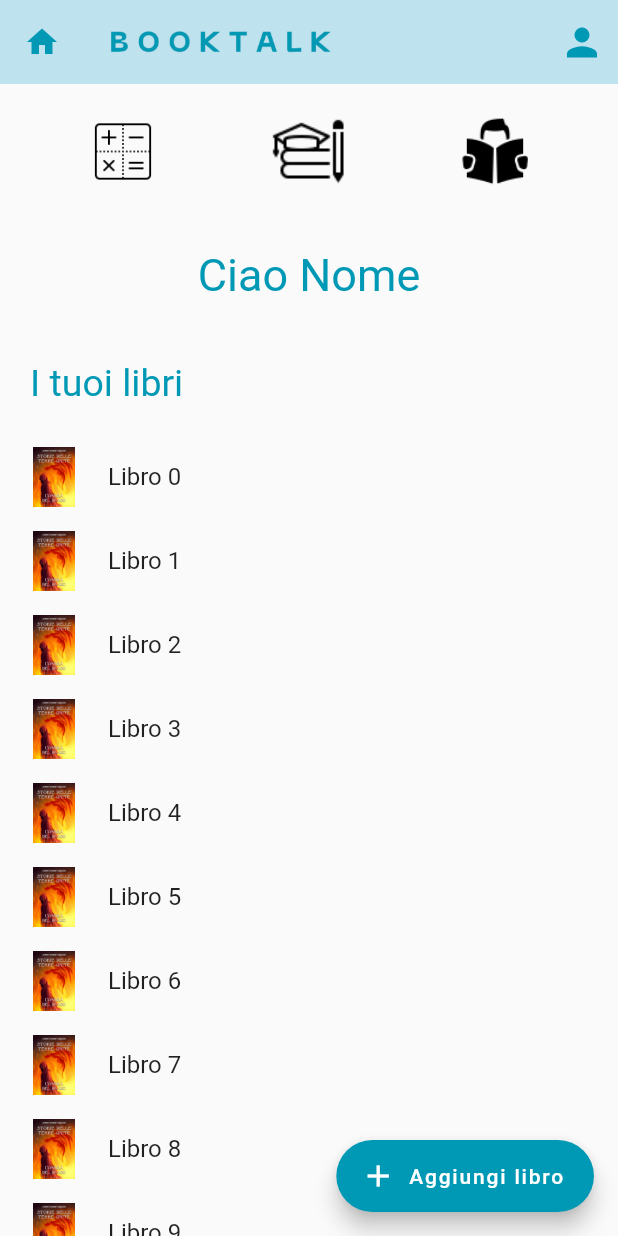
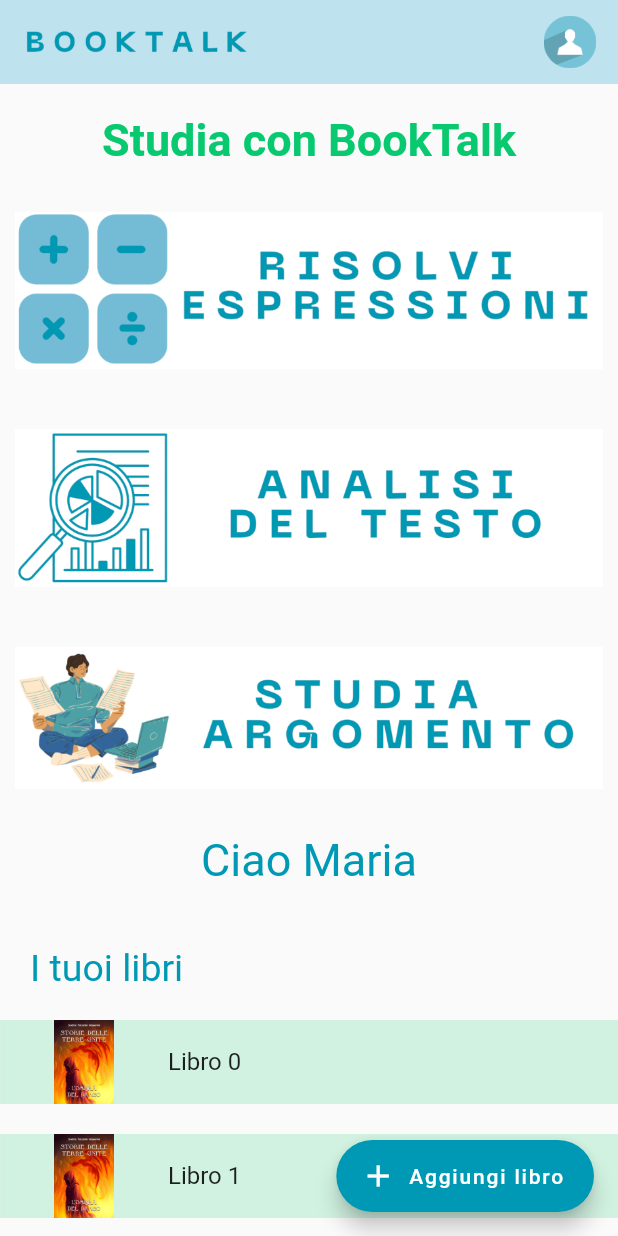
Before and after one commit to NapMarta/booktalk_app, a Flutter app: the Homepage screen opened directly, on a phone screen of 412 x 824 dp. Run offline on Flutter 3.47's test engine with Material 2 defaults, Android fonts, the phone set to English and light mode, and no system bars.

Commit message:
modifiche varie homepage

```diff
--- a/lib/homepage.dart
+++ b/lib/homepage.dart
@@ -8,7 +8,7 @@ class Homepage extends StatefulWidget {
 
 class _HomepageState extends State<Homepage> {
 
-  List<bool> showActions = List.generate(20, (index) => false);
+  List<bool> showActions = List.generate(15, (index) => false);
 
   @override
   Widget build(BuildContext context) {
@@ -23,21 +23,19 @@ class _HomepageState extends State<Homepage> {
             pinned: false,
             backgroundColor: Color(0xFFbee2ee),
             title: Image.asset('assets/BookTalk-scritta.png', width: 150),
-            leading: IconButton(
-              icon: Icon(Icons.home, color: Color(0xFF0099b5)),
-              onPressed: () {
-                // Azione da eseguire per tornare alla homepage
-              },
-            ),
+            automaticallyImplyLeading: false, // per rimuovere la freccia indietro
+
+            // ------ Pulsante Profilo ------
             actions: <Widget>[
-              IconButton(
-                icon: Icon(Icons.person, color: Color(0xFF0099b5), size: 30),
+              TextButton(
                 onPressed: () {
                   Navigator.of(context).push(
                     MaterialPageRoute(
                       builder: (context) => ProfileManagementPage(),
                     ),
-                  );                 },
+                  );
+                },
+                child: Image.asset('assets/person-icon.png', width: 35, height: 35),
               ),
             ],
           ),
@@ -46,38 +44,54 @@ class _HomepageState extends State<Homepage> {
           SliverToBoxAdapter(
             child: Container(
               padding: EdgeInsets.all(20),
-              child: Row(
+              child: Center(
+                child: Text(
+                  'Studia con BookTalk',
+                  style: TextStyle(fontSize: 30, color: Color.fromARGB(255, 8, 201, 111), fontWeight: FontWeight.bold),
+                ),
+              ),
+            ),
+          ),
+
+          SliverToBoxAdapter(
+            child: Container(
+              padding: EdgeInsets.all(10),
+              child: Column(
                 mainAxisAlignment: MainAxisAlignment.spaceAround,
                 children: <Widget>[
                   GestureDetector(
                     onTap: () {
                       // Azione da eseguire quando si fa clic sull'icona-1
                     },
-                    child: Image.asset("assets/icona-1.png", width: 50, height: 50),
+                    child:
+                    Column(children: [Image.asset("assets/risolvi-espressioni.png"), SizedBox(height: 40.0),],)
                   ),
+
                   GestureDetector(
                     onTap: () {
                       // Azione da eseguire quando si fa clic sull'icona-2
                     },
-                    child: Image.asset("assets/icona-2.png", width: 50, height: 50),
+                    child:
+                    Column(children: [Image.asset("assets/analisi-del-testo.png"), SizedBox(height: 40.0),],)
                   ),
                   GestureDetector(
                     onTap: () {
                       // Azione da eseguire quando si fa clic sull'icona-3
                     },
-                    child: Image.asset("assets/icona-3.png", width: 50, height: 50),
+                    child: Image.asset("assets/studia-argomento.png"),
                   ),
                 ],
               ),
             ),
           ),
 
+          // ------ SALUTO ------
           SliverToBoxAdapter(
             child: Container(
               padding: EdgeInsets.all(20),
               child: Center(
                 child: Text(
-                'Ciao Nome',
+                  'Ciao Maria',
                   style: TextStyle(fontSize: 30, color: Color(0xFF0099b5)),
                 ),
               ),
@@ -104,40 +118,55 @@ class _HomepageState extends State<Homepage> {
           SliverList(
             delegate: SliverChildBuilderDelegate(
               (BuildContext context, int index) {
-                return Column(
+                return Padding(
+                  padding: EdgeInsets.only(bottom: 20.0), // Imposta il margine inferiore desiderato
+                  child: Container(
+                    decoration: BoxDecoration(
+                      image: DecorationImage(
+                        image: AssetImage("assets/prova.jpg"),
+                        fit: BoxFit.cover,
+                      ),
+                    ),
+                    child: Column(
                       children: [
                         ListTile(
-                      leading: Image.asset("assets/copertina.jpg", width: 40, height: 40),
+                          leading: Image.asset("assets/copertina.jpg", width: 80, height: 80),
                           title: Text('Libro $index'),
                           onTap: () {
                             setState(() {
                               showActions[index] = !showActions[index];
                             });
                           },
-                    ),
-                    if (showActions[index])
-                      Row(
+                          subtitle: showActions[index]
+                              ? Padding(
+                                  padding: EdgeInsets.only(top: 10.0), // Aggiungi il margine desiderato
+                                  child: Row(
                                     mainAxisSize: MainAxisSize.min,
                                     children: <Widget>[
                                       GestureDetector(
                                         onTap: () {
                                           // Azione da eseguire quando si fa clic sull'icona-2
                                         },
-                            child: Image.asset("assets/icona-2.png", width: 50, height: 50),
+                                        child: Image.asset("assets/analisi-del-testo.png", width: 139),
                                       ),
-                          SizedBox(width: 30.0), // Aggiunge uno spazio di 16 pixel tra i pulsanti
+                                      SizedBox(width: 5.0),
                                       GestureDetector(
                                         onTap: () {
                                           // Azione da eseguire quando si fa clic sull'icona-3
                                         },
-                            child: Image.asset("assets/icona-3.png", width: 50, height: 50),
+                                        child: Image.asset("assets/studia-argomento.png", width: 139),
                                       ),
                                     ],
                                   ),
+                                )
+                              : null,
+                        )
                       ],
+                    ),
+                  ),
                 );
               },
-              childCount: 20, // Sostituisci con la tua lista di libri
+              childCount: 15, // Sostituisci con la tua lista di libri
             ),
           ),
         ],
--- a/pubspec.yaml
+++ b/pubspec.yaml
@@ -74,6 +74,10 @@ flutter:
     - assets/icona-3.png
     - assets/library_background.jpg
     - assets/copertina.jpg
+    - assets/risolvi-espressioni.png
+    - assets/analisi-del-testo.png
+    - assets/studia-argomento.png
+    - assets/prova.jpg
   # An image asset can refer to one or more resolution-specific "variants", see
   # https://flutter.dev/assets-and-images/#resolution-aware
 
```
Also changed, not shown: assets/analisi-del-testo.png (added), assets/prova.jpg (added), assets/risolvi-espressioni.png (added), assets/studia-argomento.png (added). Lines whose indentation alone changed are shown as unchanged.
